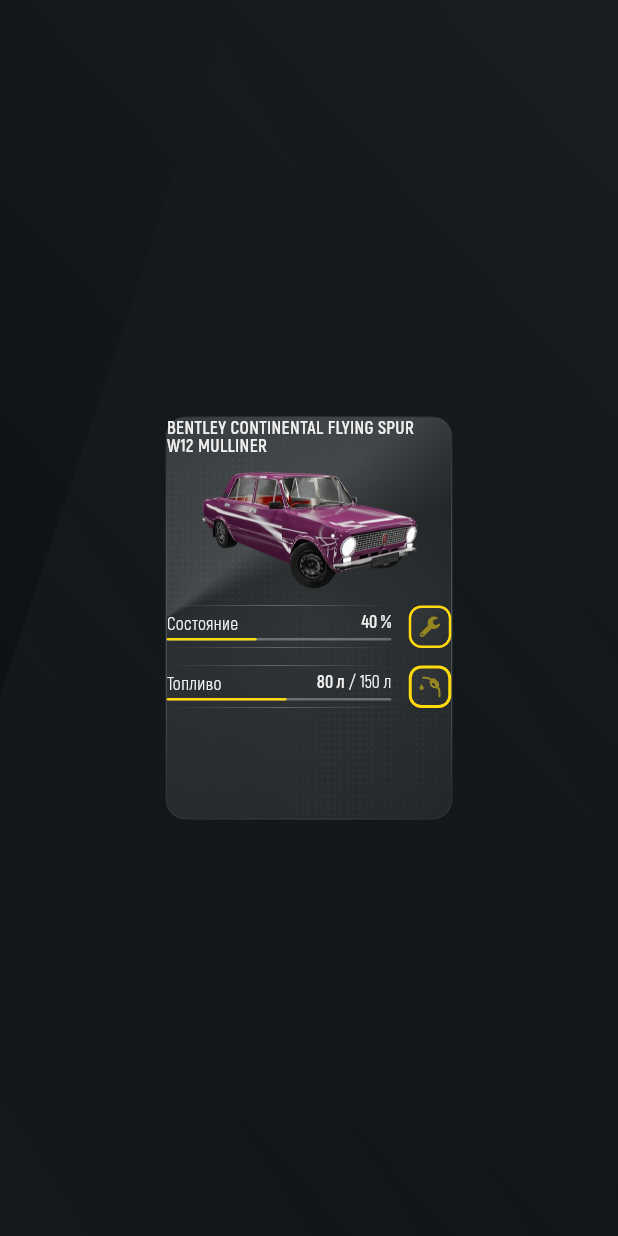
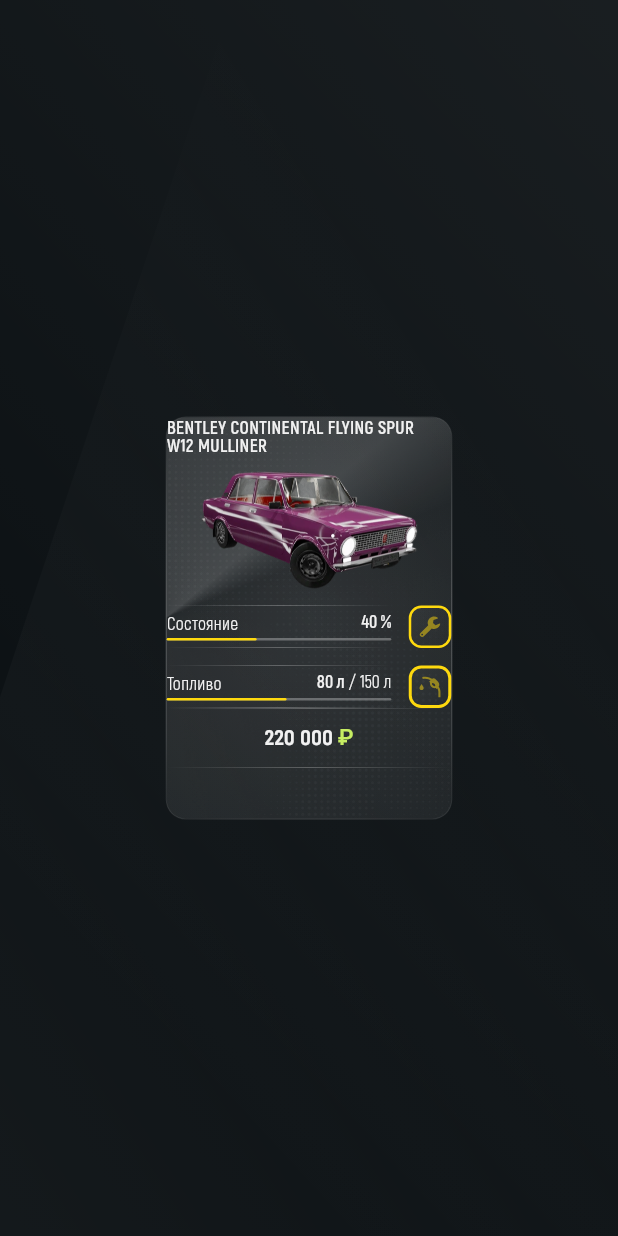
Before and after one commit to petrfalkovsky/com-russia-game-flutter-ui, a Flutter app: the screen it shows after launch, after a tap on "ПАРКОВКА", on a phone screen of 412 x 824 dp. Run offline on Flutter 3.47's test engine with Material 3 defaults, Android fonts, the phone set to English and light mode, and no system bars; our stand-ins replace auto_size_text, device_preview, figma_squircle, flutter_svg, get_it, gradient_borders; missing offline and left inert: flutter_inner_shadow.

Commit message:
feat: add string context extension

```diff
--- a/lib/core/extensions/context_extension.dart
+++ b/lib/core/extensions/context_extension.dart
@@ -1,9 +1,7 @@
 import 'package:com_russia_game_flutter_ui/generated/l10n.dart';
 import 'package:flutter/material.dart';
 
-
 extension ContextExtensions on BuildContext {
-
   /// быстрый доступ к локализациям: context.locales
   S get locales => S.of(this);
 }
--- /dev/null
+++ b/lib/core/extensions/string_extension.dart
@@ -0,0 +1,11 @@
+extension StringX on String {
+  String get formatPriceWithSpaces {
+    String numberStr = this;
+
+    // пробел каждые 3 цифры справа
+    return numberStr.replaceAllMapped(
+      RegExp(r'(\d)(?=(\d{3})+(?!\d))'),
+      (match) => '${match.group(0)} ',
+    );
+  }
+}
--- a/lib/core/theme/app_colors.dart
+++ b/lib/core/theme/app_colors.dart
@@ -6,6 +6,7 @@
   static const Color black = Color(0xFF000000);
   static const Color gray = Color(0xFF838383);
   static const Color transparent = Colors.transparent;
+  static const Color green = Color(0xFFC6ED62);
 
   // Referral Program
   static const Color refYellowLight = Color(0xFFFFCF36);
@@ -16,7 +17,6 @@
   static const Color refPurpleDark2 = Color(0xFF8448CD);
   static const Color refGreenLight1 = Color(0xFFC6E600);
   static const Color refGreenDark2 = Color(0xFF9FF51F);
-  static const Color refGreen = Color(0xFFC6ED62);
   static const Color refBrown = Color(0xFF492E08);
   static const Color refBrown2 = Color(0xFF2C1D0C);
   static const Color refGrey = Color(0xFF323639);
--- a/lib/core/theme/app_fonts.dart
+++ b/lib/core/theme/app_fonts.dart
@@ -362,6 +362,10 @@
     return baseHalvarW(context, 36, color, fontWeight).copyWith(height: 1);
   }
 
+  static TextStyle fontHalvar35(BuildContext context, Color color, FontWeight fontWeight) {
+    return baseHalvar(context, 35, color, fontWeight).copyWith(height: 1);
+  }
+
   static TextStyle fontHalvar34(BuildContext context, Color color, FontWeight fontWeight) {
     return baseHalvar(context, 34, color, fontWeight).copyWith(height: 1);
   }
--- a/lib/feature/game/parking/presentation/widgets/parking_card.dart
+++ b/lib/feature/game/parking/presentation/widgets/parking_card/parking_card.dart
@@ -1,11 +1,13 @@
 import 'package:com_russia_game_flutter_ui/core/extensions/context_extension.dart';
+import 'package:com_russia_game_flutter_ui/core/extensions/string_extension.dart';
 import 'package:com_russia_game_flutter_ui/core/shared_widgets/squirqle_gradient_border.dart';
 import 'package:com_russia_game_flutter_ui/core/theme/app_colors.dart';
 import 'package:com_russia_game_flutter_ui/core/theme/app_fonts.dart';
 import 'package:com_russia_game_flutter_ui/core/theme/app_vectors.dart';
 import 'package:com_russia_game_flutter_ui/core/theme/app_webp.dart';
 import 'package:com_russia_game_flutter_ui/core/utils/sdp.dart';
-import 'package:com_russia_game_flutter_ui/feature/game/parking/presentation/widgets/parking_card_progress_bar.dart';
+import 'package:com_russia_game_flutter_ui/feature/game/parking/presentation/widgets/parking_card/parking_card_price.dart';
+import 'package:com_russia_game_flutter_ui/feature/game/parking/presentation/widgets/parking_card/parking_card_progress_bar.dart';
 import 'package:flutter/material.dart';
 import 'package:flutter_svg/flutter_svg.dart';
 
@@ -73,6 +75,7 @@
 
               SizedBox(height: scale(18)),
 
+              /// ИЗОБРАЖЕНИЕ
               Image.asset(AppWepb.parkingDefaultCar, width: scale(465)),
 
               SizedBox(height: scale(24)),
@@ -242,6 +245,8 @@
                   ),
                 ],
               ),
+
+              ParkingCardPrice(height: scale(120), rightText: '220 000'.formatPriceWithSpaces),
             ],
           ),
         ),
--- /dev/null
+++ b/lib/feature/game/parking/presentation/widgets/parking_card/parking_card_price.dart
@@ -0,0 +1,72 @@
+import 'package:com_russia_game_flutter_ui/core/extensions/context_extension.dart';
+import 'package:com_russia_game_flutter_ui/core/theme/app_colors.dart';
+import 'package:com_russia_game_flutter_ui/core/theme/app_fonts.dart';
+import 'package:com_russia_game_flutter_ui/core/utils/sdp.dart';
+import 'package:flutter/material.dart';
+
+class ParkingCardPrice extends StatelessWidget {
+  final double height;
+  final TextStyle? textStyle;
+  final String? rightText;
+
+  const ParkingCardPrice({super.key, this.height = 80, this.textStyle, this.rightText});
+
+  @override
+  Widget build(BuildContext context) {
+    final effectiveTextStyle =
+        textStyle ?? AppFonts.fontAkrobat35(context, AppColors.white, FontWeight.w400);
+
+    return SizedBox(
+      height: height,
+      child: Column(
+        mainAxisSize: MainAxisSize.min,
+        children: [
+          _buildGradientDivider(context),
+
+          // текст
+          Expanded(
+            child: Row(
+              mainAxisAlignment: MainAxisAlignment.center,
+              children: [
+                Flexible(
+                  child: RichText(
+                    text: TextSpan(
+                      children: [
+                        TextSpan(
+                          text: rightText,
+                          style: AppFonts.fontHalvar45(context, AppColors.white, FontWeight.w500),
+                        ),
+                        TextSpan(
+                          text: ' ${context.locales.rub}',
+                          style: AppFonts.fontHalvar45(context, AppColors.green, FontWeight.w500),
+                        ),
+                      ],
+                    ),
+                  ),
+                ),
+              ],
+            ),
+          ),
+
+          _buildGradientDivider(context),
+        ],
+      ),
+    );
+  }
+
+  Widget _buildGradientDivider(context) {
+    return Container(
+      height: scale(1),
+      decoration: BoxDecoration(
+        gradient: LinearGradient(
+          colors: [
+            Colors.white.withOpacity(0.0),
+            Colors.white.withOpacity(0.5),
+            Colors.white.withOpacity(0.0),
+          ],
+          stops: [0.0, 0.5, 1.0],
+        ),
+      ),
+    );
+  }
+}
--- a/lib/feature/launcher/referral_program/presentation/widgets/balance_widget.dart
+++ b/lib/feature/launcher/referral_program/presentation/widgets/balance_widget.dart
@@ -187,7 +187,7 @@
                           isGreyView ? '' : context.locales.RC,
                           style: AppSdpFonts.fontHalvar50sdpW(
                             context,
-                            isGreyView ? AppColors.refGreen : AppColors.refYellowLight,
+                            isGreyView ? AppColors.green : AppColors.refYellowLight,
                             FontWeight.w500,
                           ),
                         ),
@@ -196,7 +196,7 @@
                           Image.asset(
                             AppWepb.refRub,
                             width: effectiveIconSize * 0.416,
-                            color: AppColors.refGreen,
+                            color: AppColors.green,
                           ),
                       ],
                     ),
```
Also changed, not shown: lib/feature/game/parking/presentation/pages/parking_screen.dart (+1 -6 lines), lib/feature/game/parking/presentation/widgets/parking_card/parking_card_progress_bar.dart (renamed from lib/feature/game/parking/presentation/widgets/parking_card_progress_bar.dart).
